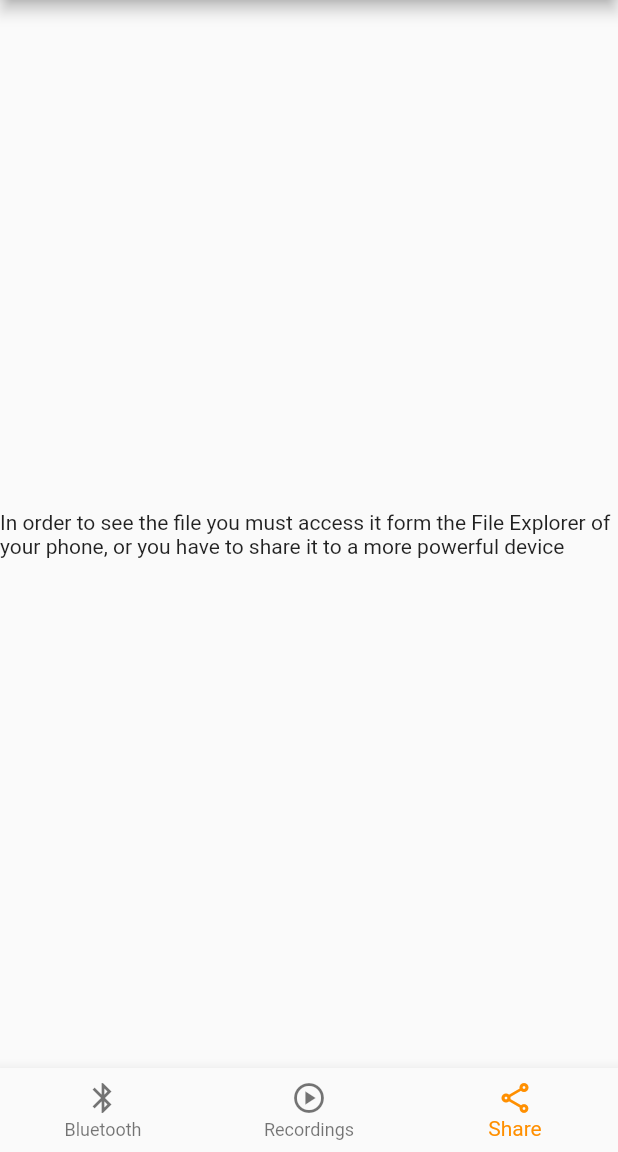
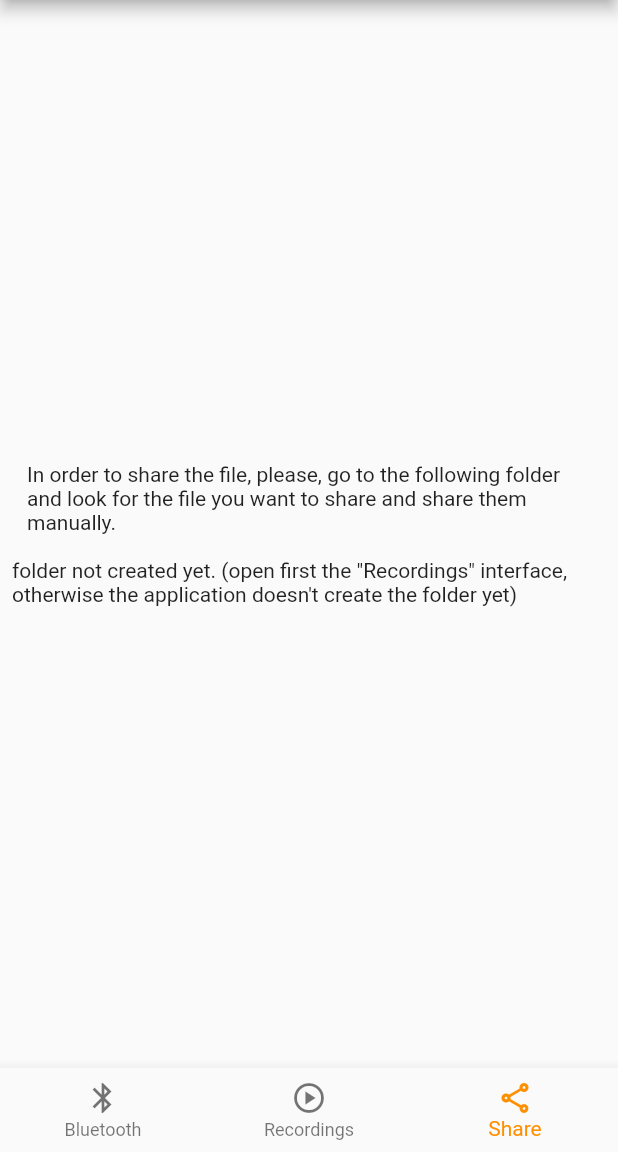
Before and after one commit to AndreaPrati98/R22_app, a Flutter app: the screen it shows after launch, item 3 of the bottom bar chosen, on a phone screen of 412 x 824 dp, the part 84-1236 px from its top. Run offline on Flutter 3.47's test engine with Material 2 defaults, Android fonts, the phone set to English and light mode, and no system bars; our stand-ins replace flutter_blue_plus, shared_preferences; missing offline and left inert: simple_ripple_animation.

Commit message:
better explained the sharing logic

```diff
--- a/my_doc_app/lib/view/share files/share_main_widget.dart
+++ b/my_doc_app/lib/view/share files/share_main_widget.dart
@@ -1,4 +1,5 @@
 import 'package:flutter/material.dart';
+import 'package:my_doc_app/model/file_handler.dart';
 
 class ShareMainWidget extends StatefulWidget {
   const ShareMainWidget({Key? key}) : super(key: key);
@@ -10,9 +11,22 @@ class ShareMainWidget extends StatefulWidget {
 class _ShareMainWidgetState extends State<ShareMainWidget> {
   @override
   Widget build(BuildContext context) {
-    return const Center(
-      child: Text(
-          "In order to see the file you must access it form the File Explorer of your phone, or you have to share it to a more powerful device"),
+    return Column(
+      mainAxisAlignment: MainAxisAlignment.center,
+      children: [
+        const Padding(
+          padding: EdgeInsets.symmetric(horizontal: 18, vertical: 8),
+          child: Text(
+              "In order to share the file, please, go to the following folder and look for the file you want to share and share them manually."),
+        ),
+        Padding(
+          padding: const EdgeInsets.all(8.0),
+          child: Text(
+            FileHanlder.instance.recordingsDirectory ??
+                'folder not created yet. (open first the "Recordings" interface, otherwise the application doesn\'t create the folder yet)',
+          ),
+        ),
+      ],
     );
   }
 }
```
